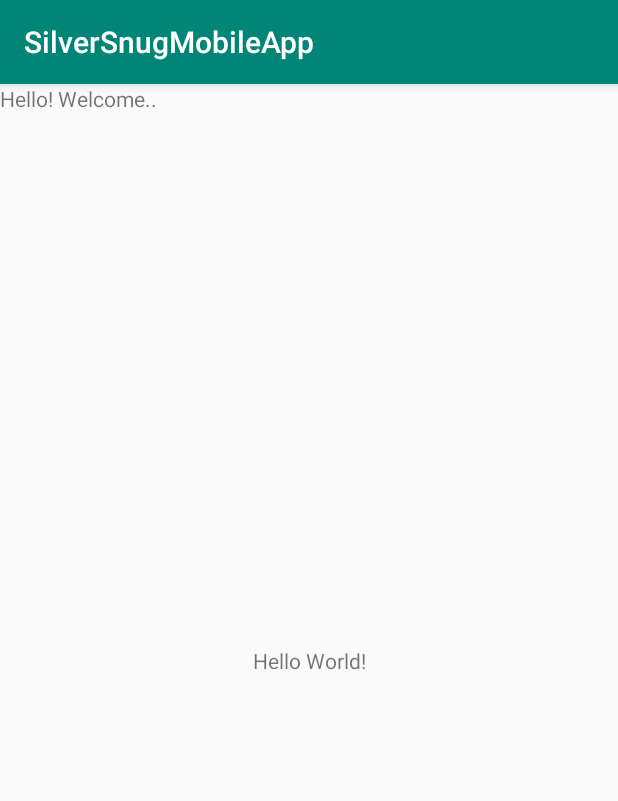
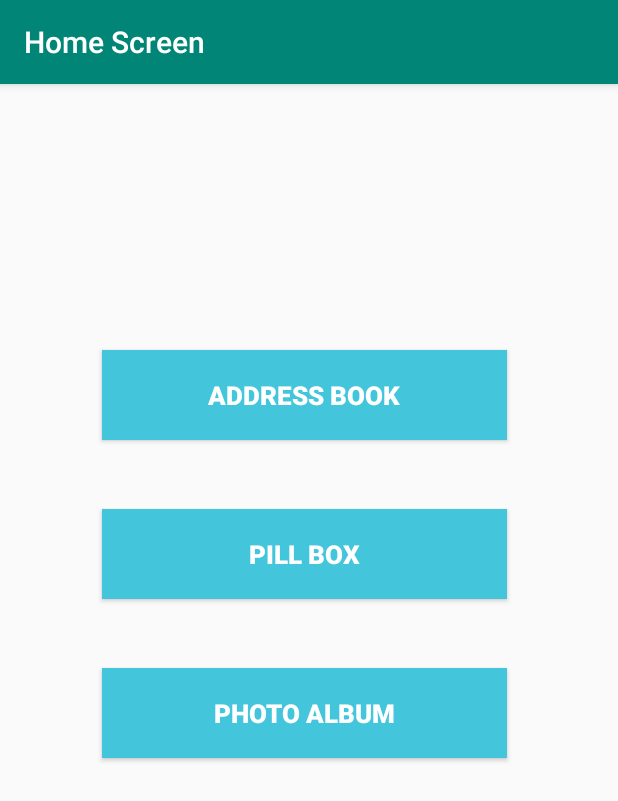
Before and after one commit to nidhijmr/SilverSnugMobileApp, an Android app: the screen it shows after launch (MainActivity), on a phone screen of 412 x 824 dp. Shown: the top 801 px of the screen. Run offline under Robolectric (Android 15) with nearby library versions, the phone set to English and light mode, and no system bars.

Commit message:
Address Book GET API volley changes

```diff
--- a/app/build.gradle
+++ b/app/build.gradle
@@ -22,7 +22,13 @@ dependencies {
     implementation fileTree(dir: 'libs', include: ['*.jar'])
     implementation 'com.android.support:appcompat-v7:28.0.0'
     implementation 'com.android.support.constraint:constraint-layout:1.1.3'
+    implementation 'com.android.support:design:28.0.0'
     testImplementation 'junit:junit:4.12'
     androidTestImplementation 'com.android.support.test:runner:1.0.2'
     androidTestImplementation 'com.android.support.test.espresso:espresso-core:3.0.2'
+
+    implementation 'com.google.code.gson:gson:2.8.2'
+    implementation 'com.android.support:cardview-v7:28.0.0'
+    implementation 'com.android.support:recyclerview-v7:28.0.0'
+    implementation 'com.android.volley:volley:1.1.0'
 }
--- a/app/src/main/java/edu/sjsu/silversnugmobileapp/MainActivity.java
+++ b/app/src/main/java/edu/sjsu/silversnugmobileapp/MainActivity.java
@@ -1,18 +1,31 @@
 package edu.sjsu.silversnugmobileapp;
 
+import android.content.Intent;
 import android.support.v7.app.AppCompatActivity;
 import android.os.Bundle;
-import android.widget.TextView;
+import android.view.View;
 
 public class MainActivity extends AppCompatActivity {
-
-    private TextView tvHelloWorld;
 
     @Override
     protected void onCreate(Bundle savedInstanceState) {
         super.onCreate(savedInstanceState);
         setContentView(R.layout.activity_main);
-        tvHelloWorld = findViewById(R.id.tvHelloWorld);
-        tvHelloWorld.setText("Hello! Welcome..");
+        getSupportActionBar().setTitle("Home Screen");
+    }
+
+    public void goToAddressBook(View view) {
+        Intent intent = new Intent(MainActivity.this, AddressBookActivity.class);
+        MainActivity.this.startActivity(intent);
+    }
+
+    public void goToPillBox(View view) {
+//        Intent intent = new Intent(MainActivity.this, AddressBookActivity.class);
+//        MainActivity.this.startActivity(intent);
+    }
+
+    public void goToPhotoAlbum(View view) {
+//        Intent intent = new Intent(MainActivity.this, AddressBookActivity.class);
+//        MainActivity.this.startActivity(intent);
     }
 }
--- a/app/src/main/res/layout/activity_main.xml
+++ b/app/src/main/res/layout/activity_main.xml
@@ -6,21 +6,70 @@
     android:layout_height="match_parent"
     tools:context=".MainActivity">
 
-    <TextView
-        android:layout_width="wrap_content"
-        android:layout_height="wrap_content"
-        android:text="Hello World!"
+    <!--<TextView-->
+        <!--android:layout_width="wrap_content"-->
+        <!--android:layout_height="wrap_content"-->
+        <!--android:text="Hello World!"-->
+        <!--app:layout_constraintBottom_toBottomOf="parent"-->
+        <!--app:layout_constraintLeft_toLeftOf="parent"-->
+        <!--app:layout_constraintRight_toRightOf="parent"-->
+        <!--app:layout_constraintTop_toTopOf="parent" />-->
+
+    <Button
         app:layout_constraintBottom_toBottomOf="parent"
-        app:layout_constraintLeft_toLeftOf="parent"
-        app:layout_constraintRight_toRightOf="parent"
-        app:layout_constraintTop_toTopOf="parent" />
+        app:layout_constraintEnd_toEndOf="parent"
+        app:layout_constraintHorizontal_bias="0.48"
+        app:layout_constraintStart_toStartOf="parent"
+        app:layout_constraintTop_toTopOf="parent"
+        app:layout_constraintVertical_bias="0.25"
+        android:id="@+id/addressBook"
+        android:layout_width="270dp"
+        android:layout_height="60dp"
+        android:layout_centerHorizontal="true"
+        android:layout_centerVertical="true"
+        android:text="Address Book"
+        android:background="#43C6DB"
+        android:textColor="#ffffff"
+        android:textStyle="bold"
+        android:textSize="17dp"
+        android:onClick="goToAddressBook"/>
 
-    <TextView
-        android:id="@+id/tvHelloWorld"
-        android:layout_width="152dp"
-        android:layout_height="79dp"
-        android:text="TextView"
-        tools:layout_editor_absoluteX="100dp"
-        tools:layout_editor_absoluteY="134dp" />
+    <Button
+        app:layout_constraintBottom_toBottomOf="parent"
+        app:layout_constraintEnd_toEndOf="parent"
+        app:layout_constraintHorizontal_bias="0.48"
+        app:layout_constraintStart_toStartOf="parent"
+        app:layout_constraintTop_toTopOf="parent"
+        app:layout_constraintVertical_bias="0.4"
+        android:id="@+id/pillBox"
+        android:layout_width="270dp"
+        android:layout_height="60dp"
+        android:layout_centerHorizontal="true"
+        android:layout_centerVertical="true"
+        android:text="Pill Box"
+        android:background="#43C6DB"
+        android:textColor="#ffffff"
+        android:textStyle="bold"
+        android:textSize="17dp"
+        android:onClick="goToPillBox"/>
+
+    <Button
+        app:layout_constraintBottom_toBottomOf="parent"
+        app:layout_constraintEnd_toEndOf="parent"
+        app:layout_constraintHorizontal_bias="0.48"
+        app:layout_constraintStart_toStartOf="parent"
+        app:layout_constraintTop_toTopOf="parent"
+        app:layout_constraintVertical_bias="0.55"
+        android:id="@+id/photoAlbum"
+        android:layout_width="270dp"
+        android:layout_height="60dp"
+        android:layout_centerHorizontal="true"
+        android:layout_centerVertical="true"
+        android:text="Photo Album"
+        android:background="#43C6DB"
+        android:textColor="#ffffff"
+        android:textStyle="bold"
+        android:textSize="17dp"
+        android:onClick="goToPhotoAlbum"/>
 
 </android.support.constraint.ConstraintLayout>
--- a/app/src/main/res/values/strings.xml
+++ b/app/src/main/res/values/strings.xml
@@ -1,3 +1,4 @@
 <resources>
     <string name="app_name">SilverSnugMobileApp</string>
+    <string name="title_activity_address_book">Address Book</string>
 </resources>
```
Also changed, not shown: app/src/main/AndroidManifest.xml (+8 -0 lines), app/src/main/java/edu/sjsu/silversnugmobileapp/AddressBookActivity.java (added, +102 -0 lines), app/src/main/java/edu/sjsu/silversnugmobileapp/VolleyAPI/VolleyClient/APICallback.java (added, +8 -0 lines), app/src/main/java/edu/sjsu/silversnugmobileapp/VolleyAPI/VolleyClient/APIRequestQueue.java (added, +31 -0 lines), app/src/main/java/edu/sjsu/silversnugmobileapp/VolleyAPI/VolleyClient/RestClient.java (added, +52 -0 lines), app/src/main/java/edu/sjsu/silversnugmobileapp/VolleyAPI/VolleyModel/AddressBook.java (added, +61 -0 lines), app/src/main/java/edu/sjsu/silversnugmobileapp/VolleyAPI/VolleyRequest/AddressBookRequest.java (added, +76 -0 lines), app/src/main/java/edu/sjsu/silversnugmobileapp/VolleyAPI/VolleyResponse/AddressBookResponse.java (added, +37 -0 lines), app/src/main/java/edu/sjsu/silversnugmobileapp/VolleyAPI/VolleyResponse/GenericResponse.java (added, +41 -0 lines), app/src/main/java/edu/sjsu/silversnugmobileapp/utilities/RVAdapter.java (added, +65 -0 lines), app/src/main/res/layout/activity_address_book.xml (added, +50 -0 lines), app/src/main/res/layout/content_main.xml (added, +43 -0 lines), app/src/main/res/layout/row.xml (added, +22 -0 lines).
